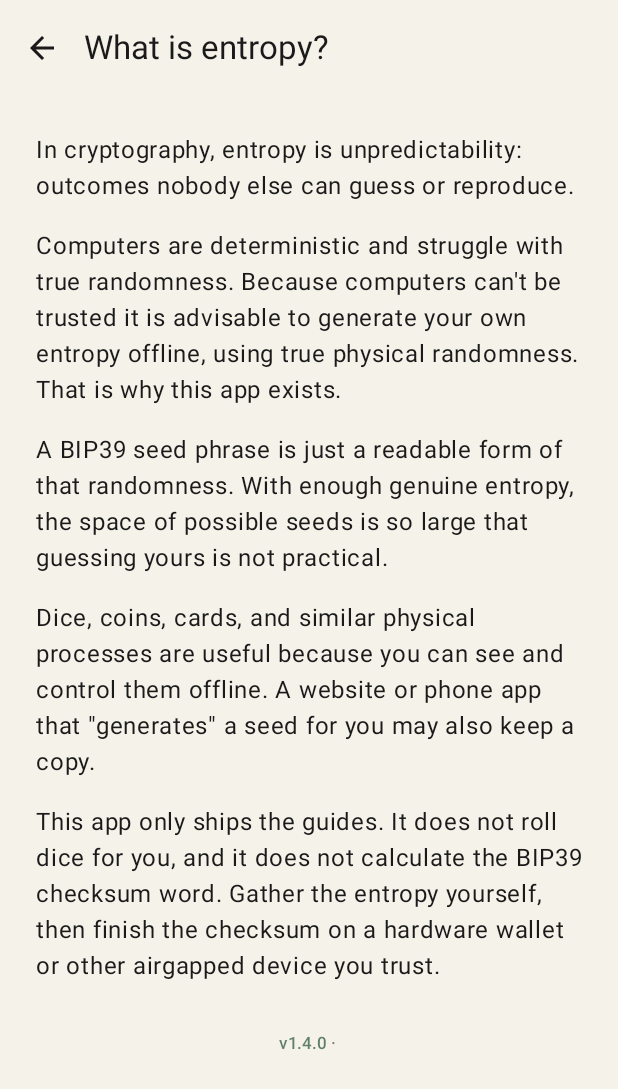
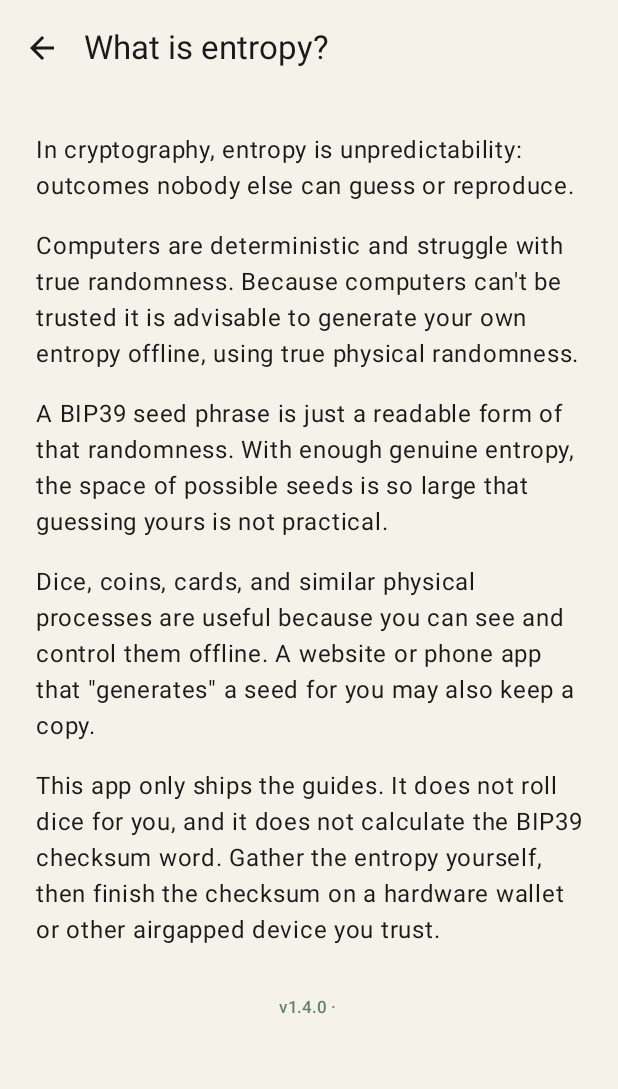
Before and after one commit to dergigi/offline-entropy-manual, an Android app built with Jetpack Compose: the screen it shows after launch (MainActivity), after a tap on "Learn more", on a phone screen of 412 x 824 dp. Shown: the top 1089 px of the screen. Run offline under Robolectric (Android 15) with nearby library versions, the light colour scheme and no system bars.

Commit message:
fix: drop why-this-app-exists line from entropy page

```diff
--- a/app/src/main/java/org/dergigi/offlineentropymanual/ui/WhatIsEntropyScreen.kt
+++ b/app/src/main/java/org/dergigi/offlineentropymanual/ui/WhatIsEntropyScreen.kt
@@ -53,8 +53,7 @@ fun WhatIsEntropyScreen(
             Text(
                 text = "Computers are deterministic and struggle with true randomness. " +
                     "Because computers can't be trusted it is advisable to generate your " +
-                    "own entropy offline, using true physical randomness. That is why " +
-                    "this app exists.",
+                    "own entropy offline, using true physical randomness.",
                 style = MaterialTheme.typography.bodyLarge,
                 modifier = Modifier.padding(top = 16.dp),
             )
```
